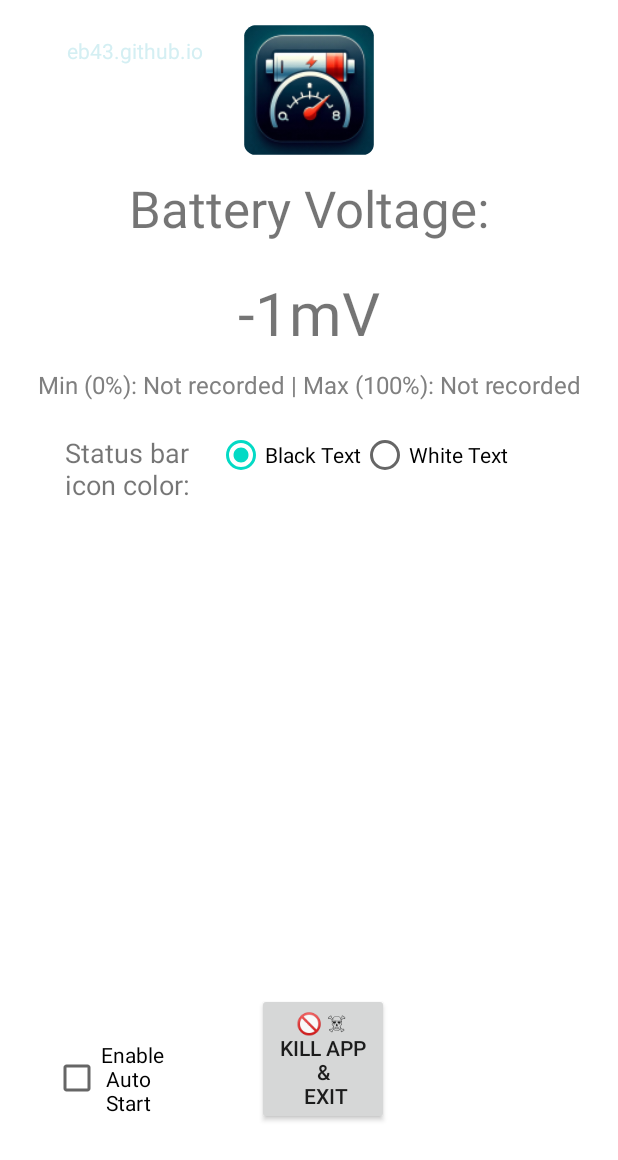
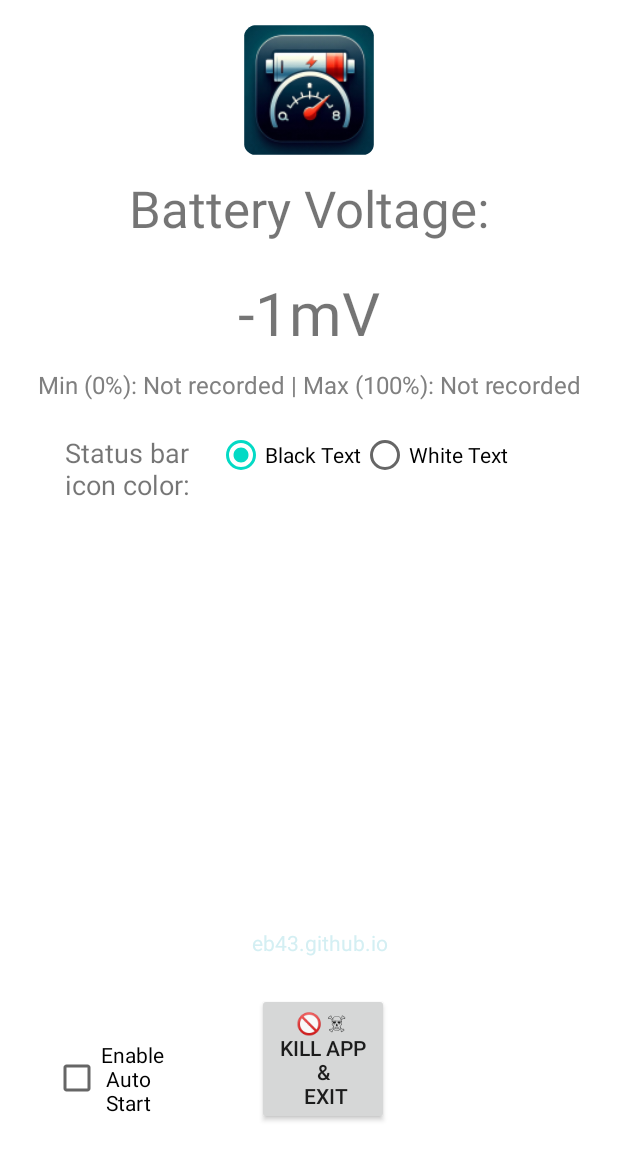
Before and after one commit to Eb43/bateryvoltagedisplay, an Android app: the screen it shows after launch (MainActivity), on a phone screen of 412 x 824 dp. Shown: the top 1160 px of the screen. Run offline under Robolectric (Android 15) with nearby library versions, the phone set to English and light mode, and no system bars.

Commit message:
Add files via upload

```diff
--- a/timenotification/app/src/main/res/layout/activity_main.xml
+++ b/timenotification/app/src/main/res/layout/activity_main.xml
@@ -7,23 +7,24 @@
     android:layout_centerHorizontal="true"
     android:padding="16dp">
 
+    <!-- RadioGroup for Text Color Selection -->
+
+
     <TextView
         android:id="@+id/eb43githubio"
         android:layout_width="wrap_content"
         android:layout_height="wrap_content"
-        android:layout_marginTop="8dp"
+        android:layout_marginBottom="24dp"
         android:text="eb43.github.io"
         android:textAlignment="center"
         android:textColor="#D4EFF3"
         android:textSize="14sp"
+        app:layout_constraintBottom_toTopOf="@+id/exitButton"
         app:layout_constraintEnd_toEndOf="parent"
-        app:layout_constraintHorizontal_bias="0.1"
+        app:layout_constraintHorizontal_bias="0.525"
         app:layout_constraintLeft_toLeftOf="parent"
         app:layout_constraintRight_toRightOf="parent"
-        app:layout_constraintStart_toStartOf="parent"
-        app:layout_constraintTop_toTopOf="parent" />
-    <!-- RadioGroup for Text Color Selection -->
-
+        app:layout_constraintStart_toStartOf="parent" />
 
     <ImageView
         android:id="@+id/appIcon"
```
